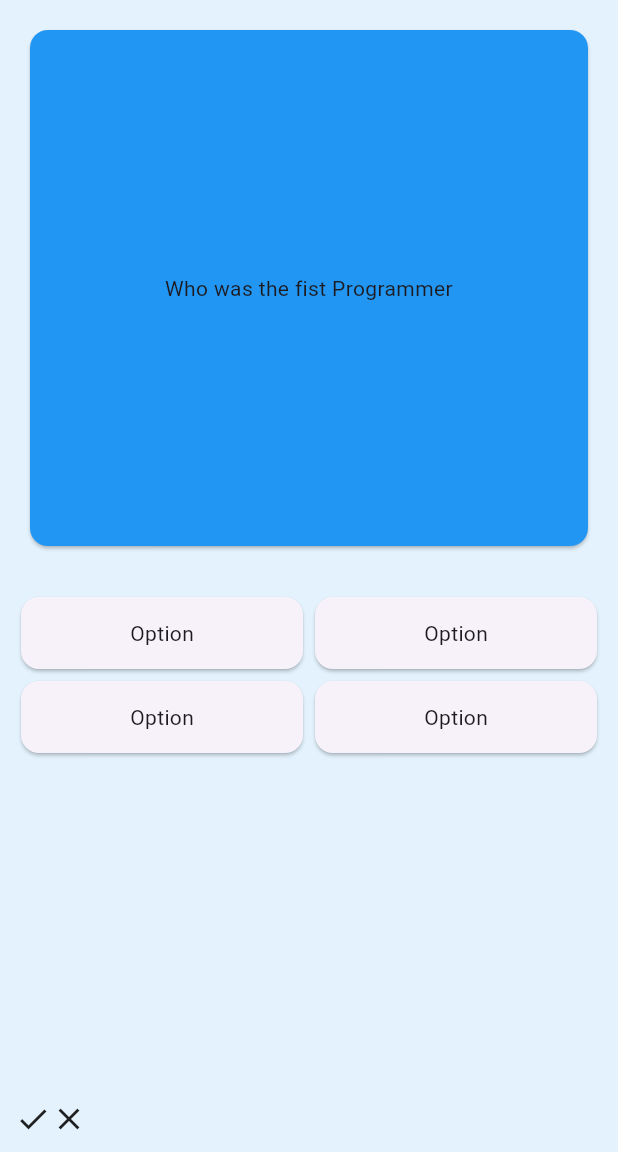
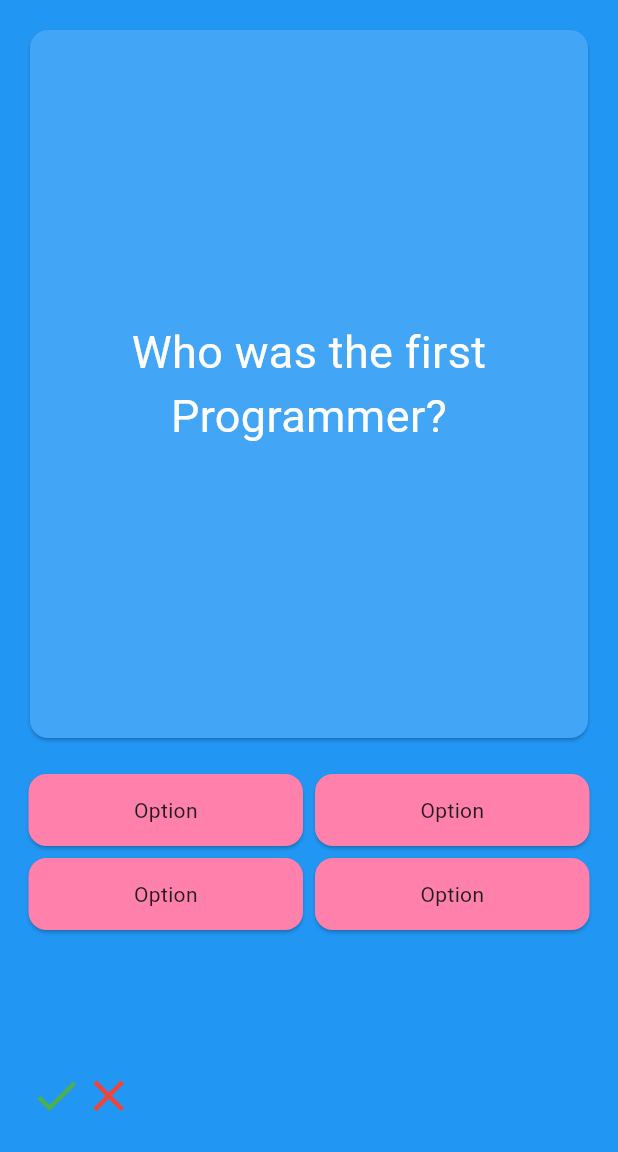
Before and after one commit to SmakshiA/my-quizzler, a Flutter app: the screen it shows after launch, on a phone screen of 412 x 824 dp, the part 84-1236 px from its top. Run offline on Flutter 3.47's test engine with Material 3 defaults, Android fonts, the phone set to English and light mode, and no system bars.

Commit message:
UI UX done

```diff
--- a/lib/main.dart
+++ b/lib/main.dart
@@ -22,7 +22,7 @@ void main() {
         body: SafeArea(
           child: QuizPage(),
         ),
-        backgroundColor: Colors.blue.shade50,
+        backgroundColor: Colors.blue,
       ),
     ),
   );
@@ -36,6 +36,7 @@ class QuizPage extends StatefulWidget {
 }
 
 class _QuizPageState extends State<QuizPage> {
+
   //build Option row
   Row buildOptionRow() {
     return Row(
@@ -51,6 +52,7 @@ class _QuizPageState extends State<QuizPage> {
   Expanded buildOption() {
     return Expanded(
       child: Card(
+        color: Colors.pinkAccent.shade100,
         child: IconButton(
           icon: Container(
             child: Text('Option'),
@@ -61,33 +63,40 @@ class _QuizPageState extends State<QuizPage> {
     );
   }
 
-  @override
-  Widget build(BuildContext context) {
-    return Center(
-      child: Column(children: [
-        Expanded(
+  Expanded buildQuestionCard(){
+    return Expanded(
+      flex: 2,
       child: Card(
-            color: Colors.blue,
+        color: Colors.blue.shade400,
         child: Container(
           alignment: Alignment.center,
           child: Text(
-                  'Who was the fist Programmer',
+            'Who was the first Programmer?',
             textAlign: TextAlign.center,
             style: TextStyle(
-
+                fontSize: 30.0,
+                color: Colors.white
             ),
           ),
         ),
         margin: EdgeInsets.all(20.0),
       ),
-        ),
+    );
+  }
+
+  @override
+  Widget build(BuildContext context) {
+    return Center(
+      child: Column(
+        children: [
+          buildQuestionCard(),
           Expanded(
             child: Column(
               mainAxisAlignment: MainAxisAlignment.spaceBetween,
               children: [
                 Container(
-                margin: EdgeInsets.all(10.0),
-                child : Column(
+                  margin: EdgeInsets.only(left: 15.0, right: 15.0),
+                  child: Column(
                     children: [
                       buildOptionRow(),
                       buildOptionRow(),
@@ -95,57 +104,28 @@ class _QuizPageState extends State<QuizPage> {
                   ),
                 ),
                 Padding(
-                padding: const EdgeInsets.all(10.0),
+                  padding: const EdgeInsets.all(20.0),
                   child: Row(
                     crossAxisAlignment: CrossAxisAlignment.end,
                     children: [
                       Icon(
                         Icons.check,
+                        color: Colors.green,
+                        size: 35.0,
                       ),
                       Icon(
-                        Icons.close
-                    )
+                        Icons.close,
+                        color: Colors.red,
+                        size: 35.0,
+                      ),
                     ],
                   ),
                 )
               ],
             ),
           ),
-      ]),
+        ],
+      ),
     );
   }
 }
-
-// child: Column(
-// mainAxisAlignment: MainAxisAlignment.spaceAround,
-// children: [
-// Card(
-// color: Colors.blue,
-// child: Text('Who was the fist Programmer'),
-// margin: EdgeInsets.all(20.0),
-// ),
-// Padding(
-// padding: const EdgeInsets.all(8.0),
-// child: Column(
-// children: [
-// buildOptionRow(),
-// buildOptionRow(),
-// ],
-// ),
-// ),
-// Padding(
-// padding: const EdgeInsets.all(8.0),
-// child: Row(
-// crossAxisAlignment: CrossAxisAlignment.end,
-// children: [
-// Icon(
-// Icons.check,
-// ),
-// Icon(
-// Icons.close
-// )
-// ],
-// ),
-// )
-// ],
-// ),
```
Lines whose indentation alone changed are shown as unchanged.
